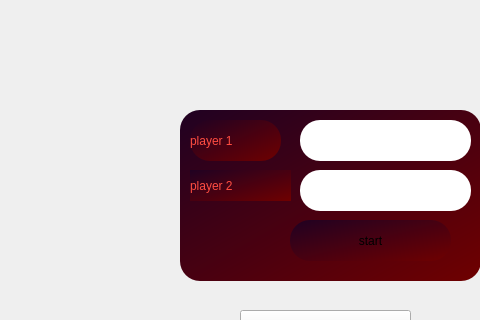
This is login.ui in Saeedfhm/T_Monsters as Qt 5 draws it before an edit; both pictures show x 260 to 740 and y 310 to 630 of the 1200 by 800 pixel window. The edited form follows.
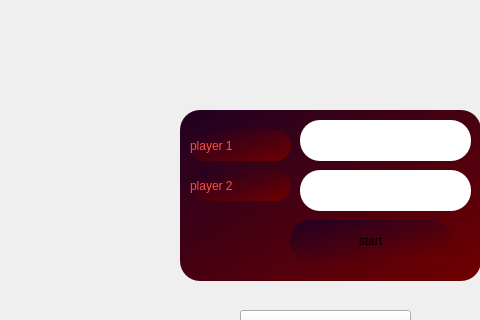
This is the edited form. Icons and pictures are not drawn.

What changed in the file:
```diff
--- a/login.ui
+++ b/login.ui
@@ -88,14 +88,16 @@
      <property name="geometry">
       <rect>
        <x>10</x>
-       <y>10</y>
-       <width>91</width>
-       <height>41</height>
+       <y>20</y>
+       <width>101</width>
+       <height>31</height>
       </rect>
      </property>
      <property name="styleSheet">
       <string notr="true">color: rgb(255, 77, 65);
-font: 16pt &quot;Zar&quot;;</string>
+font: 16pt &quot;Zar&quot;;
+border-radius : 15px;
+</string>
      </property>
      <property name="text">
       <string>player 1</string>
@@ -112,7 +114,9 @@
      </property>
      <property name="styleSheet">
       <string notr="true">color: rgb(255, 77, 65);
-font: 16pt &quot;Zar&quot;;</string>
+font: 16pt &quot;Zar&quot;;
+border-radius : 15px;
+</string>
      </property>
      <property name="text">
       <string>player 2</string>
```
